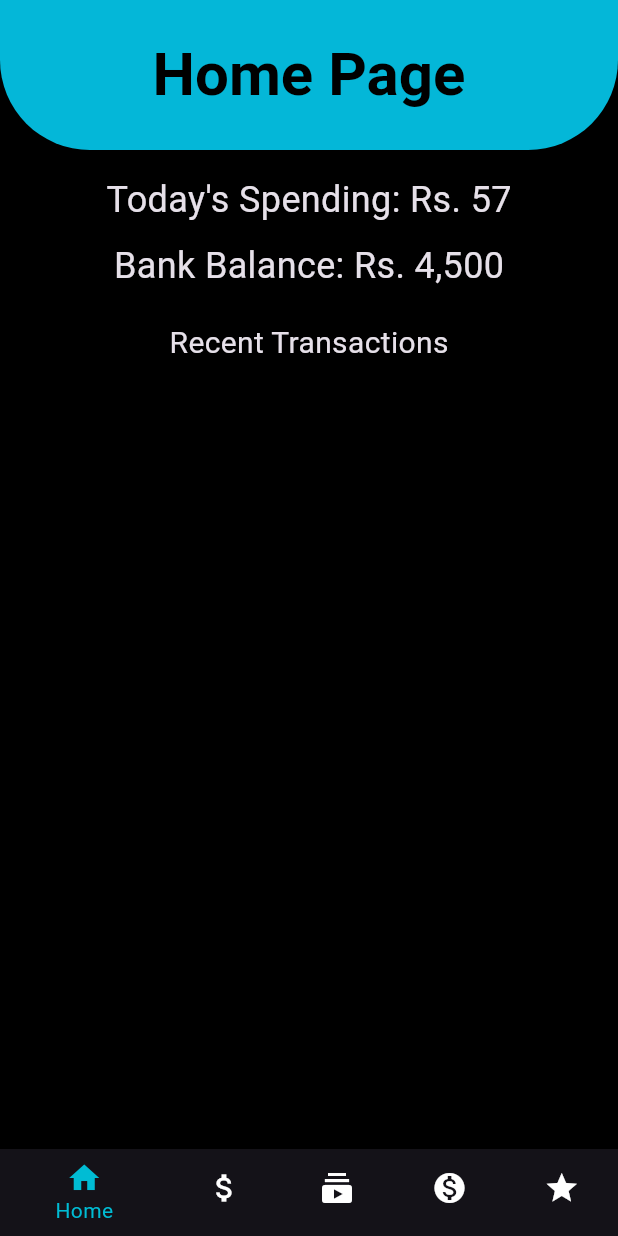
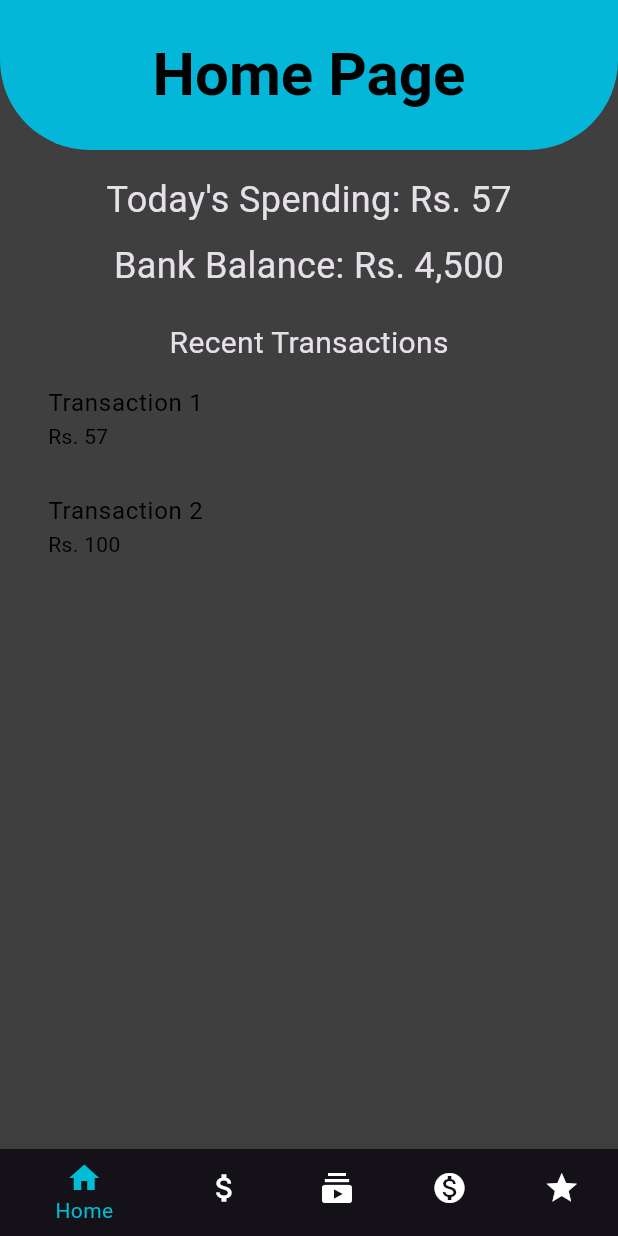
Before and after one commit to TanujTS/lw-fintrack, a Flutter app: the screen it shows after launch, on a phone screen of 412 x 824 dp. Run offline on Flutter 3.47's test engine with Material 3 defaults, Android fonts, the phone set to English and light mode, and no system bars.

Commit message:
Refactor scaffold background color in main.dart

```diff
--- a/lib/main.dart
+++ b/lib/main.dart
@@ -23,7 +23,7 @@ class MyApp extends StatelessWidget {
         colorScheme: ColorScheme.fromSwatch().copyWith(
           secondary: Colors.teal
         ),
-        scaffoldBackgroundColor: Colors.black,
+        scaffoldBackgroundColor: const Color.fromARGB(255, 63, 63, 63),
       ),
       home: MainScreen(),
     );
```
